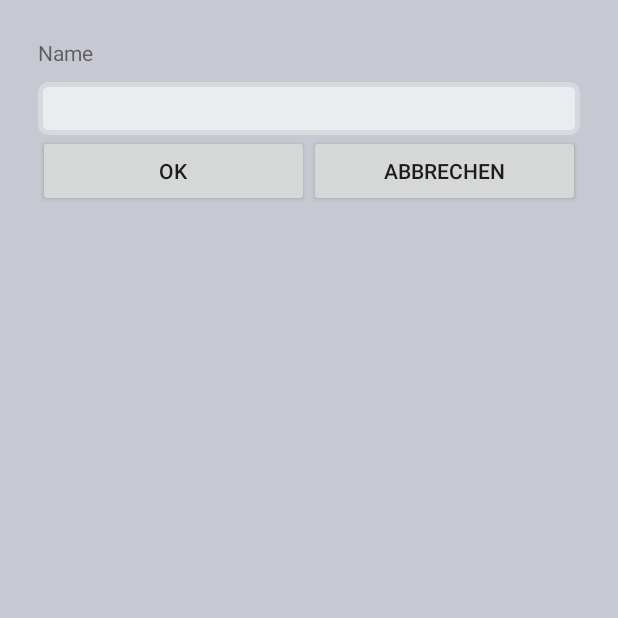
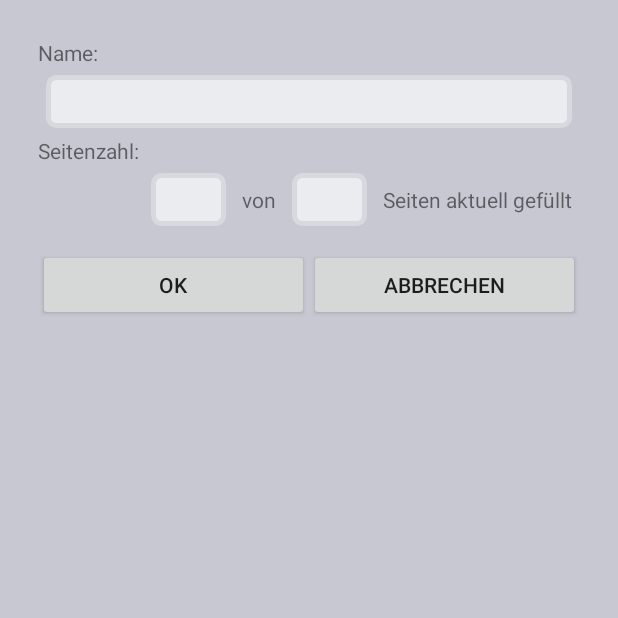
Before and after one commit to piasan/Skizzenbuch, an Android app: the CreateBuchActivity screen opened directly, with no data from a screen before it, on a phone screen of 412 x 824 dp, the top half of it. Run offline under Robolectric (Android 15) with nearby library versions, the phone set to English and light mode, and no system bars; our stand-ins replace Firebase (no records; nobody signed in at launch, a user with empty details on screens opened directly).

Commit message:
Bücher anlegen und in DB speichern

```diff
--- a/app/src/main/java/de/picosaan/piasander/skizzenbuchverwaltung/CreateBuchActivity.java
+++ b/app/src/main/java/de/picosaan/piasander/skizzenbuchverwaltung/CreateBuchActivity.java
@@ -11,6 +11,8 @@ public class CreateBuchActivity extends AppCompatActivity implements View.OnClic
 
     //Text fields
     private EditText editBookName;
+    private EditText editSeitenAktuell;
+    private EditText editSeitenGesamt;
 
 
     @Override
@@ -23,6 +25,8 @@ public class CreateBuchActivity extends AppCompatActivity implements View.OnClic
         findViewById(R.id.cancel_button).setOnClickListener(this);
 
         editBookName = (EditText) findViewById(R.id.editBookName);
+        editSeitenAktuell = (EditText) findViewById(R.id.editAktuelleSeiten);
+        editSeitenGesamt = (EditText) findViewById(R.id.editSeitenGesamt);
 
     }
 
@@ -33,6 +37,8 @@ public class CreateBuchActivity extends AppCompatActivity implements View.OnClic
             case R.id.ok_button:
 
                 String bookName = editBookName.getText().toString();
+                long seitenAktuell = Long.parseLong(editSeitenAktuell.getText().toString());
+                long seitenGesamt = Long.parseLong(editSeitenGesamt.getText().toString());
 
                 if (bookName.length() < 1) {
                     Toast.makeText(CreateBuchActivity.this, R.string.no_name, Toast.LENGTH_LONG).show();
@@ -40,6 +46,8 @@ public class CreateBuchActivity extends AppCompatActivity implements View.OnClic
 
                     Intent intent = new Intent();
                     intent.putExtra("BOOK_NAME", bookName);
+                    intent.putExtra("SEITEN_AKTUELL", seitenAktuell);
+                    intent.putExtra("SEITEN_GESAMT", seitenGesamt);
 
                     setResult(RESULT_OK, intent);
                     finish();
--- a/app/src/main/java/de/picosaan/piasander/skizzenbuchverwaltung/Database.java
+++ b/app/src/main/java/de/picosaan/piasander/skizzenbuchverwaltung/Database.java
@@ -20,4 +20,12 @@ public class Database {
         mDatabase = database.getReference();
 
     }
+
+    public void CreateNewBook(Skizzenbuch buch) {
+
+        String userID = user.getUid();
+
+        mDatabase.child("User-" + userID).push().setValue(buch);
+
+    }
 }
--- a/app/src/main/java/de/picosaan/piasander/skizzenbuchverwaltung/ShowBuecherActivity.java
+++ b/app/src/main/java/de/picosaan/piasander/skizzenbuchverwaltung/ShowBuecherActivity.java
@@ -92,9 +92,6 @@ public class ShowBuecherActivity extends AppCompatActivity implements View.OnCli
                 finish();
                 break;
 
-            //case xy:
-            // bla;
-            //break;
         }
     }
 
@@ -124,12 +121,17 @@ public class ShowBuecherActivity extends AppCompatActivity implements View.OnCli
                 if (resultCode == RESULT_OK) {
 
                     String bookName = data.getStringExtra("BOOK_NAME");
+                    long seitenAktuell = data.getLongExtra("SEITEN_AKTUELL", 0);
+                    long seitenGesamt = data.getLongExtra("SEITEN_GESAMT", 0);
+                    long date = System.currentTimeMillis();
+
+                    Skizzenbuch buch = new Skizzenbuch(bookName, seitenGesamt, date, seitenAktuell, 0);
+
+                    db.CreateNewBook(buch);
 
                 }
 
-
         }
-
 
     }
 }
--- a/app/src/main/java/de/picosaan/piasander/skizzenbuchverwaltung/Skizzenbuch.java
+++ b/app/src/main/java/de/picosaan/piasander/skizzenbuchverwaltung/Skizzenbuch.java
@@ -6,17 +6,15 @@ public class Skizzenbuch {
     private String name;
     private long seitenzahl;
     private long start_datum;
-    private long start_seitenzahl;
     private long aktuelle_seitenzahl;
     private long deadline;
 
 
-    public Skizzenbuch(String buch_id, String name, long seitenzahl, long start_datum, long start_seitenzahl, long deadline) {
-        this.buch_id = buch_id;
+    public Skizzenbuch(String name, long seitenzahl, long start_datum, long aktuelle_seitenzahl, long deadline) {
         this.name = name;
         this.seitenzahl = seitenzahl;
         this.start_datum = start_datum;
-        this.start_seitenzahl = start_seitenzahl;
+        this.aktuelle_seitenzahl = aktuelle_seitenzahl;
         this.deadline = deadline;
     }
 
@@ -35,10 +33,6 @@ public class Skizzenbuch {
 
     public long getStart_datum() {
         return start_datum;
-    }
-
-    public long getStart_seitenzahl() {
-        return start_seitenzahl;
     }
 
     public  long getAktuelle_seitenzahl(){
@@ -66,10 +60,6 @@ public class Skizzenbuch {
         this.start_datum = start_datum;
     }
 
-    public void setStart_seitenzahl(long start_seitenzahl) {
-        this.start_seitenzahl = start_seitenzahl;
-    }
-
     public  void setAktuelle_seitenzahl(long aktuelle_seitenzahl){
         this.aktuelle_seitenzahl = aktuelle_seitenzahl;
     }
--- a/app/src/main/res/layout/activity_new_book.xml
+++ b/app/src/main/res/layout/activity_new_book.xml
@@ -11,27 +11,80 @@
         android:layout_height="wrap_content"
         android:orientation="vertical">
 
+
             <TextView
                 android:id="@+id/bookName"
-            android:layout_width="match_parent"
+                android:layout_width="wrap_content"
                 android:layout_height="wrap_content"
-            android:layout_marginBottom="10dp"
+                android:layout_marginEnd="10dp"
+                android:layout_gravity="center_vertical"
                 android:text="@string/name" />
 
             <EditText
                 android:id="@+id/editBookName"
                 android:layout_width="match_parent"
                 android:layout_height="wrap_content"
+                android:padding="5dp"
+                android:layout_margin="5dp"
                 android:background="@drawable/border_light"
-            android:inputType="textPersonName"
-            android:padding="5dp" />
+                android:inputType="textPersonName" />
+
+            <TextView
+                android:layout_width="wrap_content"
+                android:layout_height="wrap_content"
+                android:layout_marginEnd="10dp"
+                android:text="@string/seitenzahl"
+                android:layout_gravity="center_vertical"/>
+
+        <LinearLayout
+            android:layout_width="wrap_content"
+            android:layout_height="wrap_content"
+            android:orientation="horizontal"
+            android:layout_gravity="end">
+
+            <EditText
+                android:id="@+id/editAktuelleSeiten"
+                android:inputType="number"
+                android:layout_height="wrap_content"
+                android:layout_width="50dp"
+                android:background="@drawable/border_light"
+                android:padding="5dp"
+                android:layout_margin="5dp"/>
+
+            <TextView
+                android:layout_width="wrap_content"
+                android:layout_height="wrap_content"
+                android:layout_marginEnd="5dp"
+                android:layout_marginStart="5dp"
+                android:text="@string/von"
+                android:layout_gravity="center_vertical"/>
+
+            <EditText
+                android:id="@+id/editSeitenGesamt"
+                android:inputType="number"
+                android:layout_height="wrap_content"
+                android:layout_width="50dp"
+                android:background="@drawable/border_light"
+                android:padding="5dp"
+                android:layout_margin="5dp"/>
+
+            <TextView
+                android:layout_width="wrap_content"
+                android:layout_height="wrap_content"
+                android:layout_marginEnd="5dp"
+                android:layout_marginStart="5dp"
+                android:text="@string/aktuellGefuellt"
+                android:layout_gravity="center_vertical"/>
+
+        </LinearLayout>
 
 
         <LinearLayout
             android:layout_width="match_parent"
             android:layout_height="wrap_content"
             android:orientation="horizontal"
-            android:weightSum="2">
+            android:weightSum="2"
+            android:paddingTop="10dp">
 
             <Button
                 android:id="@+id/ok_button"
--- a/app/src/main/res/values/strings.xml
+++ b/app/src/main/res/values/strings.xml
@@ -12,9 +12,18 @@
     <!-- Bücher Liste -->
     <string name="alle_buecher">Alle Bücher</string>
     <string name="neues_buch">Neues Buch anlegen</string>
-    <string name="name">Name</string>
+    <string name="name">Name: </string>
+    <string name="seitenzahl">Seitenzahl: </string>
+
+    <!-- Allgemein -->
     <string name="ok">OK</string>
     <string name="cancel">Abbrechen</string>
+
+    <!-- Warnungen -->
     <string name="no_name">Kein Name angegeben!</string>
+    <string name="seitenAktuell">Seiten aktuell</string>
+    <string name="von">von</string>
+    <string name="aktuellGefuellt">Seiten aktuell gefüllt</string>
+
 
 </resources>
```
Lines whose indentation alone changed are shown as unchanged.
